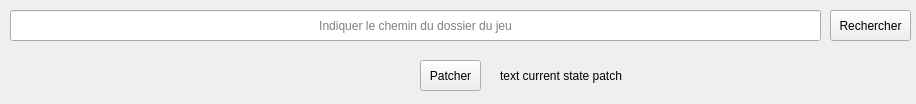
This is mainwindow.ui in DreamTrad/PatcherPublic_PARANORMASIGHT as Qt 5 draws it before an edit. The edited form follows.
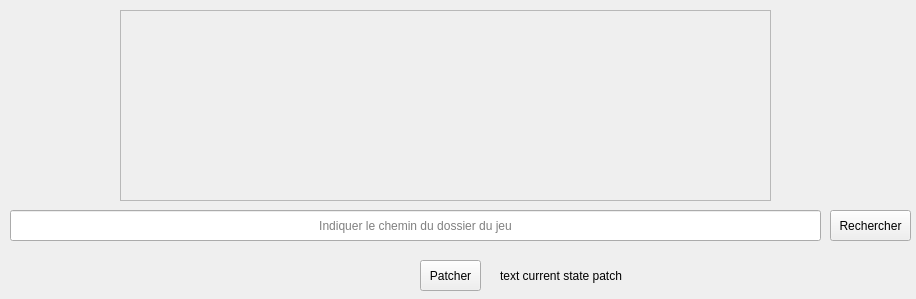
This is the edited form. Icons and pictures are not drawn.

Commit message: paranormasight patcher final

```diff
--- a/mainwindow.ui
+++ b/mainwindow.ui
@@ -7,7 +7,7 @@
     <x>0</x>
     <y>0</y>
     <width>916</width>
-    <height>104</height>
+    <height>299</height>
    </rect>
   </property>
   <property name="windowTitle">
@@ -25,7 +25,7 @@
     <property name="geometry">
      <rect>
       <x>830</x>
-      <y>10</y>
+      <y>210</y>
       <width>81</width>
       <height>31</height>
      </rect>
@@ -41,7 +41,7 @@
     <property name="geometry">
      <rect>
       <x>420</x>
-      <y>60</y>
+      <y>260</y>
       <width>61</width>
       <height>31</height>
      </rect>
@@ -60,7 +60,7 @@
     <property name="geometry">
      <rect>
       <x>10</x>
-      <y>10</y>
+      <y>210</y>
       <width>811</width>
       <height>31</height>
      </rect>
@@ -76,7 +76,7 @@
     <property name="geometry">
      <rect>
       <x>500</x>
-      <y>60</y>
+      <y>260</y>
       <width>211</width>
       <height>31</height>
      </rect>
@@ -85,6 +85,31 @@
      <string>text current state patch</string>
     </property>
    </widget>
+   <widget class="QFrame" name="frame">
+    <property name="geometry">
+     <rect>
+      <x>120</x>
+      <y>10</y>
+      <width>651</width>
+      <height>191</height>
+     </rect>
+    </property>
+    <property name="minimumSize">
+     <size>
+      <width>451</width>
+      <height>181</height>
+     </size>
+    </property>
+    <property name="styleSheet">
+     <string notr="true">image: url(:/ressource/logo_game_patcher.png)</string>
+    </property>
+    <property name="frameShape">
+     <enum>QFrame::StyledPanel</enum>
+    </property>
+    <property name="frameShadow">
+     <enum>QFrame::Raised</enum>
+    </property>
+   </widget>
   </widget>
  </widget>
  <resources>
```
Left out of the diff: 2 changed lines with no effect on the pictures. The commit also changes 4 other files.
